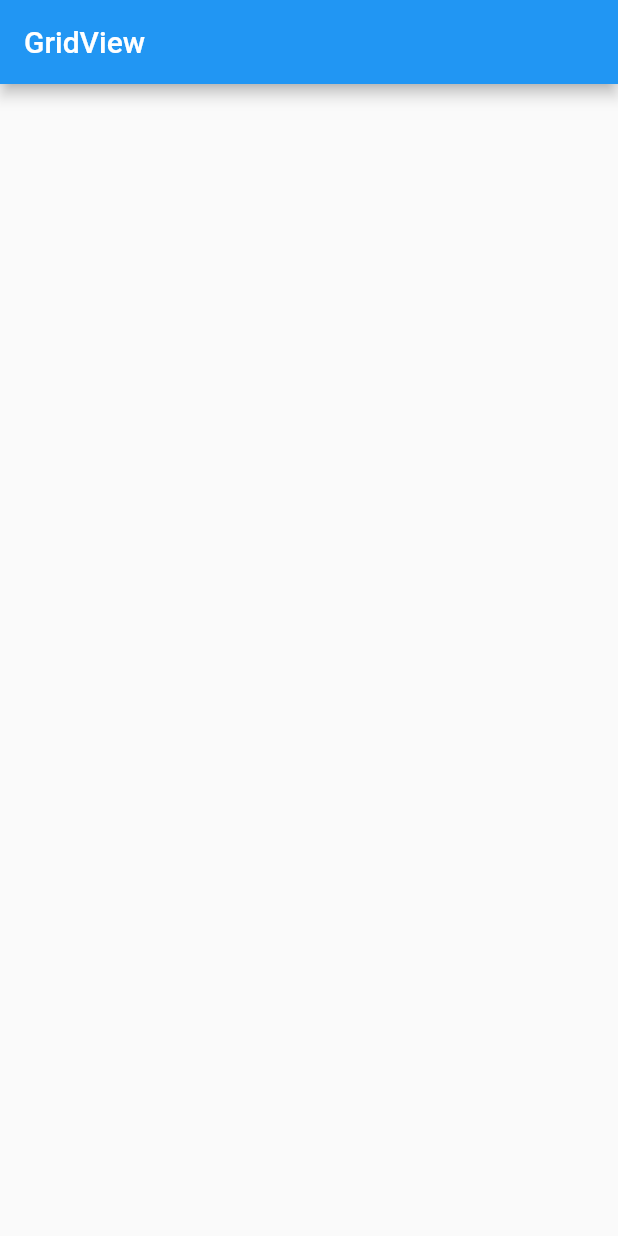
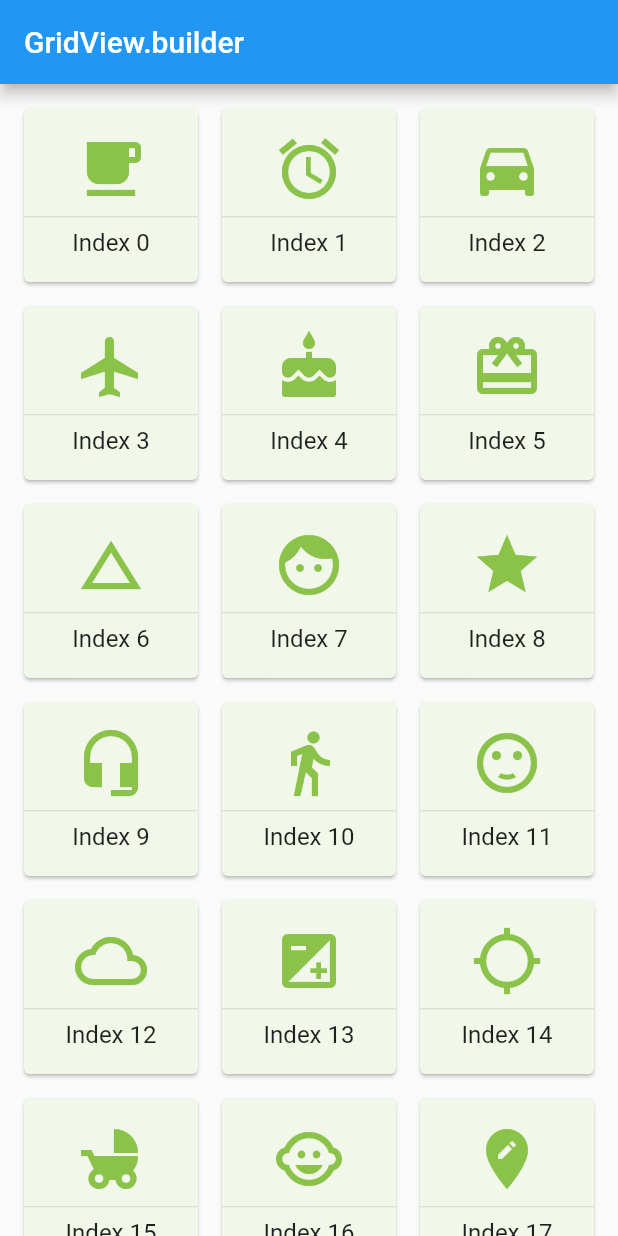
Before and after one commit to blessed-sibanda/beginning-flutter-ch9_gridview, a Flutter app: the screen it shows after launch, on a phone screen of 412 x 824 dp. Run offline on Flutter 3.47's test engine with Material 2 defaults, Android fonts, the phone set to English and light mode, and no system bars.

Commit message:
use GridView.builder constructor

```diff
--- a/lib/main.dart
+++ b/lib/main.dart
@@ -16,7 +16,7 @@ class MyApp extends StatelessWidget {
       theme: ThemeData(
         primarySwatch: Colors.blue,
       ),
-      home: const MyHomePage(title: 'GridView'),
+      home: const MyHomePage(title: 'GridView.builder'),
     );
   }
 }
--- /dev/null
+++ b/lib/models/grid_icons.dart
@@ -0,0 +1,28 @@
+import 'package:flutter/material.dart';
+
+class GridIcons {
+  static List<IconData> get iconList {
+    final List<IconData> _iconList = [];
+    return _iconList
+      ..add(Icons.free_breakfast)
+      ..add(Icons.access_alarms)
+      ..add(Icons.directions_car)
+      ..add(Icons.flight)
+      ..add(Icons.cake)
+      ..add(Icons.card_giftcard)
+      ..add(Icons.change_history)
+      ..add(Icons.face)
+      ..add(Icons.star)
+      ..add(Icons.headset_mic)
+      ..add(Icons.directions_walk)
+      ..add(Icons.sentiment_satisfied)
+      ..add(Icons.cloud_queue)
+      ..add(Icons.exposure)
+      ..add(Icons.gps_not_fixed)
+      ..add(Icons.child_friendly)
+      ..add(Icons.child_care)
+      ..add(Icons.edit_location)
+      ..add(Icons.event_seat)
+      ..add(Icons.lightbulb_outline);
+  }
+}
--- a/lib/pages/home.dart
+++ b/lib/pages/home.dart
@@ -1,3 +1,4 @@
+import 'package:ch9_gridview/widgets/gridview_builder.dart';
 import 'package:flutter/material.dart';
 
 class MyHomePage extends StatefulWidget {
@@ -16,8 +17,8 @@ class _MyHomePageState extends State<MyHomePage> {
       appBar: AppBar(
         title: Text(widget.title),
       ),
-      body: SafeArea(
-        child: Container(),
+      body: const SafeArea(
+        child: GridViewBuilderWidget(),
       ),
     );
   }
--- /dev/null
+++ b/lib/widgets/gridview_builder.dart
@@ -0,0 +1,45 @@
+import 'dart:ui';
+
+import 'package:ch9_gridview/models/grid_icons.dart';
+import 'package:flutter/material.dart';
+
+class GridViewBuilderWidget extends StatelessWidget {
+  const GridViewBuilderWidget({Key? key}) : super(key: key);
+
+  @override
+  Widget build(BuildContext context) {
+    return GridView.builder(
+      itemCount: 20,
+      padding: const EdgeInsets.all(8.0),
+      gridDelegate: const SliverGridDelegateWithMaxCrossAxisExtent(
+        maxCrossAxisExtent: 150.0,
+      ),
+      itemBuilder: (BuildContext context, int index) {
+        print('_buildGridViewBuilder $index');
+        return Card(
+          color: Colors.lightGreen.shade50,
+          margin: const EdgeInsets.all(8.0),
+          child: InkWell(
+            child: Column(
+              mainAxisAlignment: MainAxisAlignment.center,
+              children: [
+                Icon(
+                  GridIcons.iconList[index],
+                  size: 48.0,
+                  color: Colors.lightGreen,
+                ),
+                const Divider(),
+                Text(
+                  'Index $index',
+                  textAlign: TextAlign.center,
+                  style: const TextStyle(fontSize: 16.0),
+                ),
+              ],
+            ),
+            onTap: () => print('Row $index'),
+          ),
+        );
+      },
+    );
+  }
+}
```
